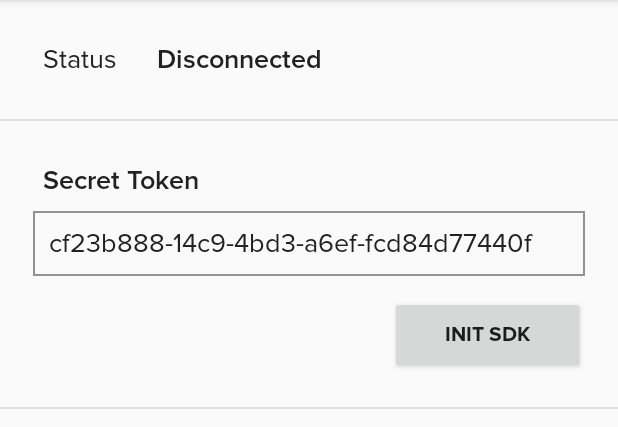
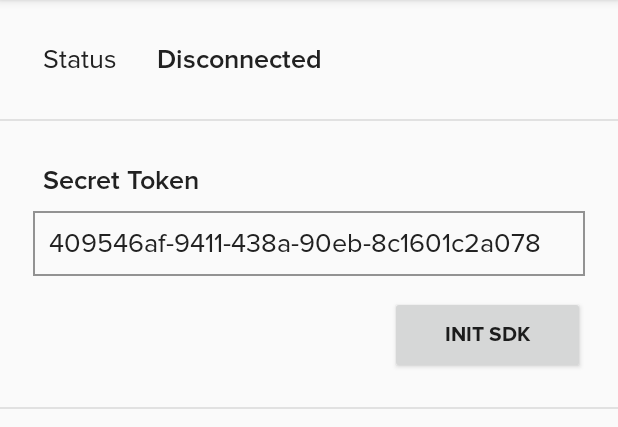
Before and after one commit to frekisSDK/android-sdk-sample, an Android app: the screen it shows after launch (MainActivity), on a phone screen of 412 x 824 dp, the part 84-511 px from its top. Run offline under Robolectric (Android 15) with nearby library versions, the phone set to English and light mode, and no system bars; our stand-ins replace sdp/ssp sizes; libraries missing offline, so code that uses them is left out: com.frekis.sdk, com.google.android.material, pub.devrel.easypermissions; plain views replace ProgressIndicator; 1 statement that could not run was skipped.

Commit message:
Updated latest version of frekis sdk to 1.0.13.

```diff
--- a/app/build.gradle
+++ b/app/build.gradle
@@ -47,5 +47,5 @@ dependencies {
     implementation 'com.intuit.sdp:sdp-android:1.0.6'
     implementation 'com.intuit.ssp:ssp-android:1.0.6'
 
-    implementation 'com.github.frekisSDK:android-sdk:1.0.8'
+    implementation 'com.github.frekisSDK:android-sdk:1.0.13'
 }
--- a/app/src/main/java/com/frekis/sdk/sample/MainActivity.java
+++ b/app/src/main/java/com/frekis/sdk/sample/MainActivity.java
@@ -52,8 +52,11 @@ public class MainActivity extends AppCompatActivity implements View.OnClickListe
         setContentView(R.layout.activity_main);
         mapping();
 
-        edt_token.setText(API_SECRET_KEY);
-        edt_id.setText("07873CA3089E277D");
+//        edt_token.setText(API_SECRET_KEY);
+//        edt_id.setText("07873CA3089E277D");
+
+        edt_token.setText("409546af-9411-438a-90eb-8c1601c2a078");
+        edt_id.setText("0787F8300244320D");
     }
 
     private void mapping() {
```
Also changed, not shown: 1 other file.
